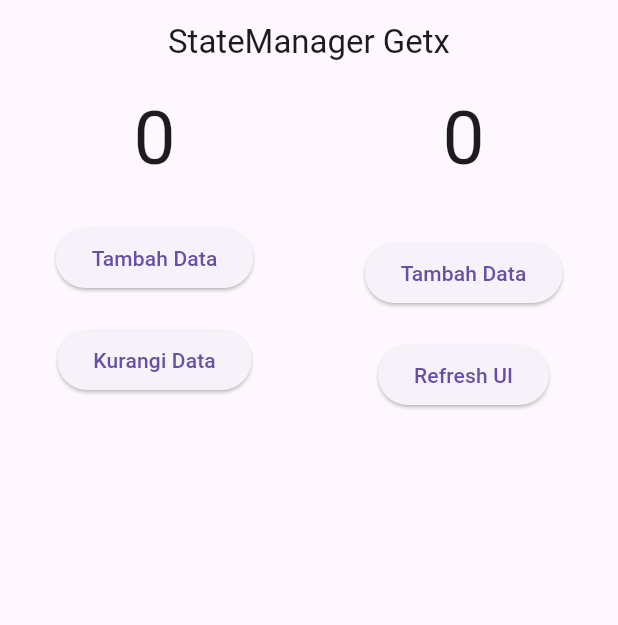
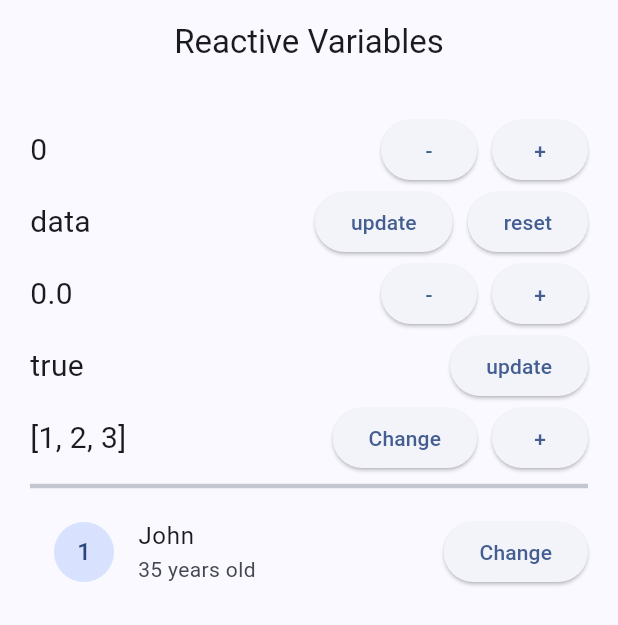
Before and after one commit to naufalrdev/belajar_getx, a Flutter app: the screen it shows after launch, on a phone screen of 412 x 824 dp. Shown: the top 625 px of the screen. Run offline on Flutter 3.47's test engine with Material 3 defaults, Android fonts, the phone set to English and light mode, and no system bars; our stand-ins replace device_preview, get, lottie.

Commit message:
Add: Reactive Variables

```diff
--- /dev/null
+++ b/lib/controllers/reactive_variable_controller.dart
@@ -0,0 +1,61 @@
+import 'package:get/get.dart';
+
+class ReactiveVariableController extends GetxController {
+  RxInt dataInt = 0.obs;
+  void incrementInt() => dataInt++;
+  void decrementInt() => dataInt--;
+
+  RxString dataString = "data".obs;
+  void updateDataString() {
+    dataString.value = "data (updated)";
+  }
+
+  void resetDataString() {
+    dataString.value = "data";
+  }
+
+  RxDouble dataDouble = 0.0.obs;
+  void incrementDouble() => dataDouble.value++;
+  void decrementDouble() => dataDouble.value--;
+
+  RxBool dataBool = true.obs;
+  void gantiDataBool() {
+    // if (dataBool.value == true) {
+    //   // awal true -> false
+    //   dataBool.value = false;
+    // } else {
+    //   // false -> true
+    //   dataBool.value = true;
+    // }
+
+    // if (dataBool.isTrue) {
+    //   // awal true -> false
+    //   dataBool.value = false;
+    // } else {
+    //   // false -> true
+    //   dataBool.value = true;
+    // }
+
+    dataBool.toggle();
+  }
+
+  RxList<int> dataList = [1, 2, 3].obs;
+  int angkaSelanjutnya = 4;
+  void changeDataList() {
+    dataList[0] = 99;
+  }
+
+  void incrementDataList() {
+    dataList.add(angkaSelanjutnya);
+    angkaSelanjutnya++;
+  }
+
+  RxMap<String, dynamic> dataMap = <String, dynamic>{
+    "id": 1,
+    "name": "John",
+    "age": 35,
+  }.obs;
+  void changeNameMap() {
+    dataMap["name"] = "Christ";
+  }
+}
--- a/lib/main.dart
+++ b/lib/main.dart
@@ -1,9 +1,26 @@
-import 'package:belajar_getx/pages/state_manager.dart';
+import 'package:belajar_getx/pages/reactive_variable.dart';
+import 'package:device_preview/device_preview.dart';
+import 'package:flutter/foundation.dart';
 import 'package:flutter/material.dart';
 import 'package:get/get.dart';
 
+// void main() {
+//   runApp(MyApp());
+// }
+
+// class MyApp extends StatelessWidget {
+//   const MyApp({super.key});
+
+//   @override
+//   Widget build(BuildContext context) {
+//     return GetMaterialApp(home: StateManagerScreen());
+//   }
+// }
+
 void main() {
-  runApp(MyApp());
+  runApp(
+    DevicePreview(enabled: !kReleaseMode, builder: (context) => const MyApp()),
+  );
 }
 
 class MyApp extends StatelessWidget {
@@ -11,6 +28,17 @@ class MyApp extends StatelessWidget {
 
   @override
   Widget build(BuildContext context) {
-    return GetMaterialApp(home: StateManagerScreen());
+    return GetMaterialApp(
+      useInheritedMediaQuery: true,
+      builder: DevicePreview.appBuilder,
+      locale: DevicePreview.locale(context),
+      debugShowCheckedModeBanner: false,
+      title: 'Rumaia Project',
+      theme: ThemeData(
+        colorScheme: ColorScheme.fromSeed(seedColor: Colors.blueAccent),
+        useMaterial3: true,
+      ),
+      home: ReactiveVariableScreen(),
+    );
   }
 }
--- /dev/null
+++ b/lib/pages/reactive_variable.dart
@@ -0,0 +1,162 @@
+import 'package:belajar_getx/controllers/reactive_variable_controller.dart';
+import 'package:flutter/material.dart';
+import 'package:get/get.dart';
+
+class ReactiveVariableScreen extends StatelessWidget {
+  const ReactiveVariableScreen({super.key});
+
+  @override
+  Widget build(BuildContext context) {
+    final reactV = Get.put(ReactiveVariableController());
+    return Scaffold(
+      appBar: AppBar(title: Text("Reactive Variables"), centerTitle: true),
+      body: ListView(
+        padding: EdgeInsets.all(20),
+        children: [
+          Row(
+            mainAxisAlignment: MainAxisAlignment.spaceBetween,
+            children: [
+              Obx(
+                () => Text("${reactV.dataInt}", style: TextStyle(fontSize: 20)),
+              ),
+              Row(
+                children: [
+                  ElevatedButton(
+                    onPressed: () {
+                      reactV.decrementInt();
+                    },
+                    child: Text("-"),
+                  ),
+                  SizedBox(width: 10),
+                  ElevatedButton(
+                    onPressed: () {
+                      reactV.incrementInt();
+                    },
+                    child: Text("+"),
+                  ),
+                ],
+              ),
+            ],
+          ),
+          Row(
+            mainAxisAlignment: MainAxisAlignment.spaceBetween,
+            children: [
+              Obx(
+                () => Text(
+                  "${reactV.dataString}",
+                  style: TextStyle(fontSize: 20),
+                ),
+              ),
+              Row(
+                children: [
+                  ElevatedButton(
+                    onPressed: () {
+                      reactV.updateDataString();
+                    },
+                    child: Text("update"),
+                  ),
+                  SizedBox(width: 10),
+                  ElevatedButton(
+                    onPressed: () {
+                      reactV.resetDataString();
+                    },
+                    child: Text("reset"),
+                  ),
+                ],
+              ),
+            ],
+          ),
+          Row(
+            mainAxisAlignment: MainAxisAlignment.spaceBetween,
+            children: [
+              Obx(
+                () => Text(
+                  "${reactV.dataDouble}",
+                  style: TextStyle(fontSize: 20),
+                ),
+              ),
+              Row(
+                children: [
+                  ElevatedButton(
+                    onPressed: () {
+                      reactV.decrementDouble();
+                    },
+                    child: Text("-"),
+                  ),
+                  SizedBox(width: 10),
+                  ElevatedButton(
+                    onPressed: () {
+                      reactV.incrementDouble();
+                    },
+                    child: Text("+"),
+                  ),
+                ],
+              ),
+            ],
+          ),
+          Row(
+            mainAxisAlignment: MainAxisAlignment.spaceBetween,
+            children: [
+              Obx(
+                () =>
+                    Text("${reactV.dataBool}", style: TextStyle(fontSize: 20)),
+              ),
+              ElevatedButton(
+                onPressed: () {
+                  reactV.gantiDataBool();
+                },
+                child: Text("update"),
+              ),
+            ],
+          ),
+          Row(
+            mainAxisAlignment: MainAxisAlignment.spaceBetween,
+            children: [
+              Obx(
+                () =>
+                    Text("${reactV.dataList}", style: TextStyle(fontSize: 20)),
+              ),
+              Row(
+                children: [
+                  ElevatedButton(
+                    onPressed: () {
+                      reactV.changeDataList();
+                    },
+                    child: Text("Change"),
+                  ),
+                  SizedBox(width: 10),
+                  ElevatedButton(
+                    onPressed: () {
+                      reactV.incrementDataList();
+                    },
+                    child: Text("+"),
+                  ),
+                ],
+              ),
+            ],
+          ),
+          Divider(thickness: 3),
+          Row(
+            children: [
+              Expanded(
+                child: Obx(
+                  () => ListTile(
+                    leading: CircleAvatar(
+                      child: Text("${reactV.dataMap["id"]}"),
+                    ),
+                    title: Text("${reactV.dataMap["name"]}"),
+                    subtitle: Text("${reactV.dataMap["age"]} years old"),
+                  ),
+                ),
+              ),
+              ElevatedButton(
+                onPressed: () => reactV.changeNameMap(),
+                child: Text("Change"),
+              ),
+            ],
+          ),
+        ],
+      ),
+    );
+  }
+}
--- a/pubspec.yaml
+++ b/pubspec.yaml
@@ -36,6 +36,7 @@ dependencies:
   cupertino_icons: ^1.0.8
   get: ^4.7.2
   lottie: ^3.3.1
+  device_preview: ^1.3.1
 
 dev_dependencies:
   flutter_test:
```
Also changed, not shown: pubspec.lock, 1 other file.
